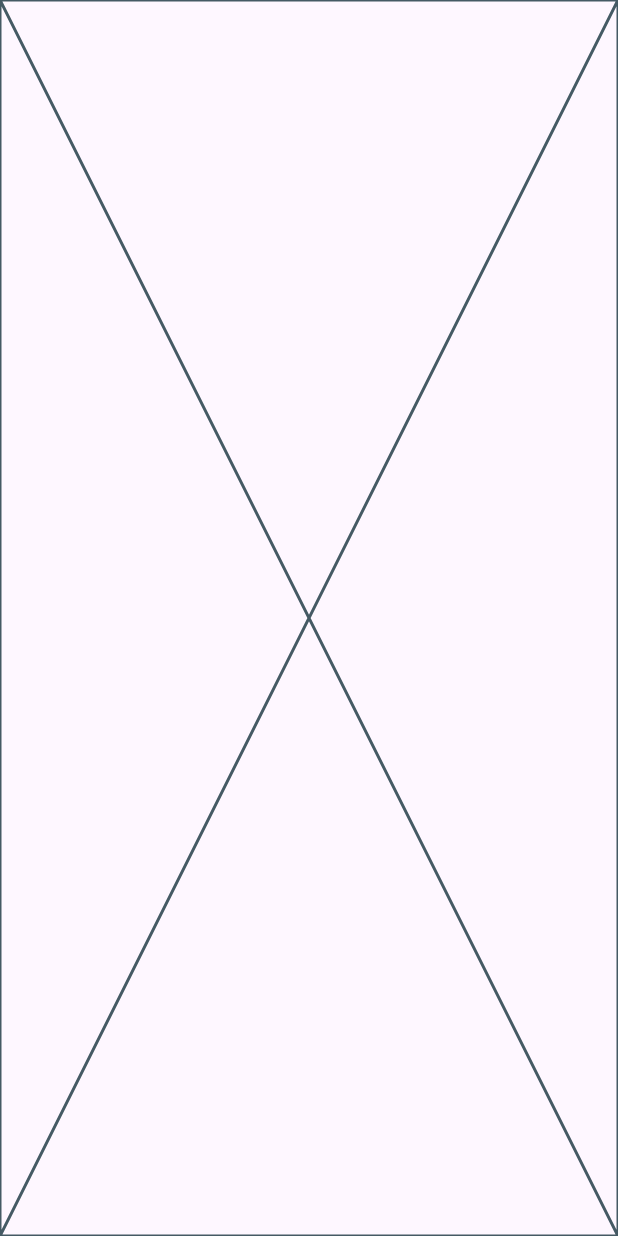
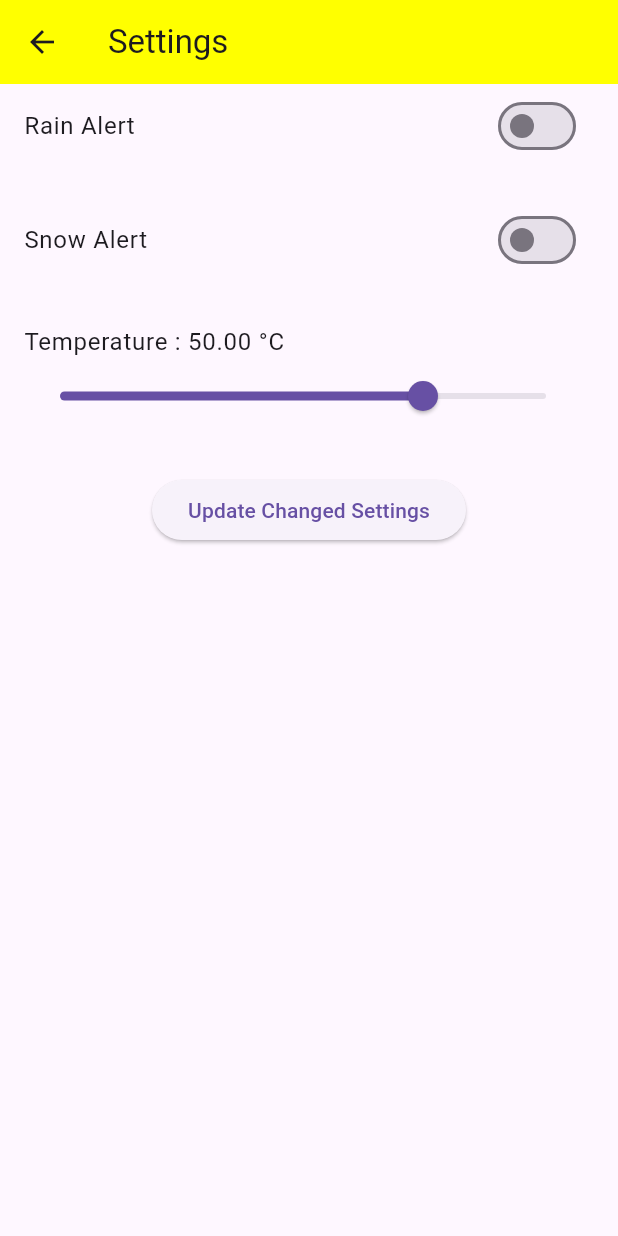
Before and after one commit to SunwooDua/MAD-project-2, a Flutter app: the SettingsScreen screen opened directly, on a phone screen of 412 x 824 dp. Run offline on Flutter 3.47's test engine with Material 3 defaults, Android fonts, the phone set to English and light mode, and no system bars; our stand-ins replace cloud_firestore, firebase_core, firebase_messaging, firebase_storage, geocoding, geolocator; accounts and stored records are empty.

Commit message:
rain, snow, temperatuer alert and conected to firebase

```diff
--- a/lib/screens/settings_screen.dart
+++ b/lib/screens/settings_screen.dart
@@ -3,7 +3,6 @@ import 'package:project2/services/api_service.dart';
 import 'package:project2/models/weathers.dart';
 import 'package:firebase_storage/firebase_storage.dart';
 import 'package:cloud_firestore/cloud_firestore.dart';
-import 'package:firebase_auth/firebase_auth.dart';
 import 'package:firebase_messaging/firebase_messaging.dart';
 
 class SettingsScreen extends StatefulWidget {
@@ -22,8 +21,18 @@ class _SettingsScreenState extends State<SettingsScreen> {
   bool _snowAlert = false;
   double _temperatureThreshold = 50; // initial temperature
 
+  @override
+  void initState() {
+    // load alert setting
+    super.initState();
+    _loadAlert();
+  }
+
   // load alert function
   Future<void> _loadAlert() async {
+    // get toekn for FCM
+    String? token = await FirebaseMessaging.instance.getToken();
+
     // just to simplify
     DocumentSnapshot doc =
         await FirebaseFirestore.instance
@@ -63,6 +72,60 @@ class _SettingsScreenState extends State<SettingsScreen> {
 
   @override
   Widget build(BuildContext context) {
-    return const Placeholder();
+    return Scaffold(
+      appBar: AppBar(
+        title: Text("Settings"),
+        backgroundColor: Colors.yellowAccent,
+      ),
+      body: Column(
+        children: [
+          SwitchListTile(
+            // rain
+            title: Text("Rain Alert"),
+            value: _rainAlert,
+            onChanged: (val) {
+              setState(() {
+                _rainAlert = val;
+              });
+            },
+          ),
+          SizedBox(height: 20),
+          SwitchListTile(
+            // snow
+            title: Text("Snow Alert"),
+            value: _snowAlert,
+            onChanged: (val) {
+              setState(() {
+                _snowAlert = val;
+              });
+            },
+          ),
+          SizedBox(height: 20),
+          // temperature using slide
+          ListTile(
+            title: Text(
+              'Temperature : ${_temperatureThreshold.toStringAsFixed(2)} °C',
+            ),
+            subtitle: Slider(
+              min: -100,
+              max: 100,
+              divisions: 200,
+              value: _temperatureThreshold,
+              onChanged: (double value) {
+                setState(() {
+                  _temperatureThreshold = value;
+                });
+              },
+            ),
+          ),
+          SizedBox(height: 20),
+          // update
+          ElevatedButton(
+            onPressed: _updateAlert,
+            child: Text('Update Changed Settings'),
+          ),
+        ],
+      ),
+    );
   }
 }
--- a/pubspec.yaml
+++ b/pubspec.yaml
@@ -37,7 +37,6 @@ dependencies:
   cupertino_icons: ^1.0.8
   geolocator: ^14.0.0
   geocoding: ^3.0.0
-  firebase_auth:
   firebase_storage:
   cloud_firestore:
   firebase_core:
```
Also changed, not shown: lib/main.dart (+7 -1 lines), lib/screens/main_screen.dart (+13 -0 lines), pubspec.lock, 4 other files.
